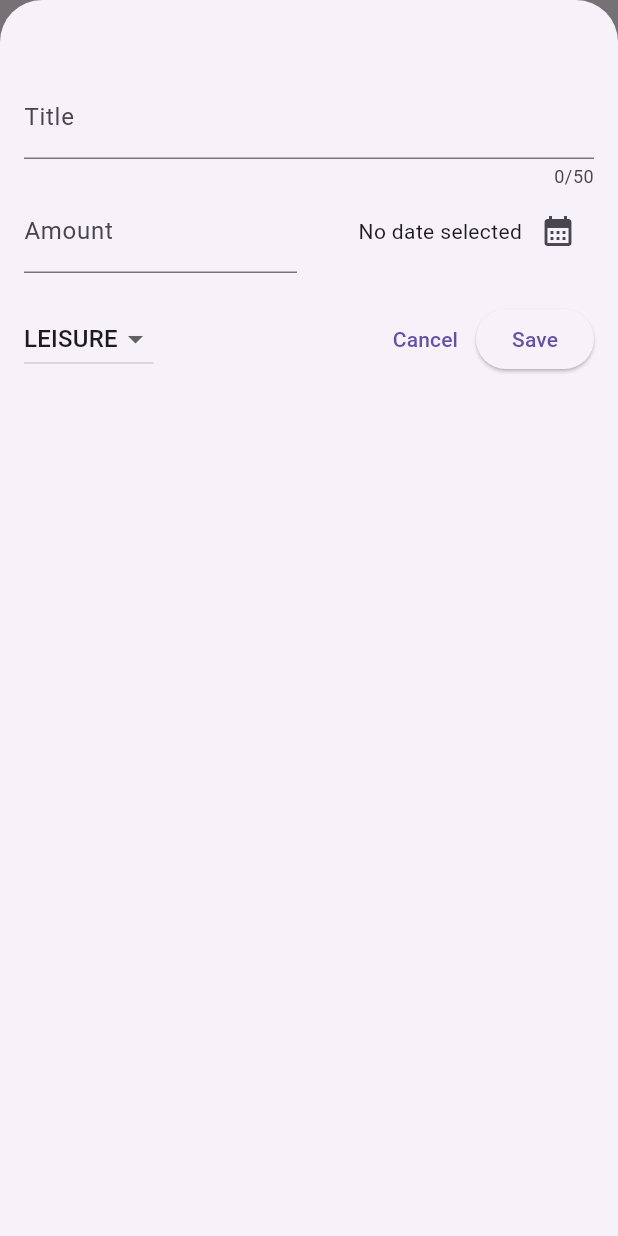
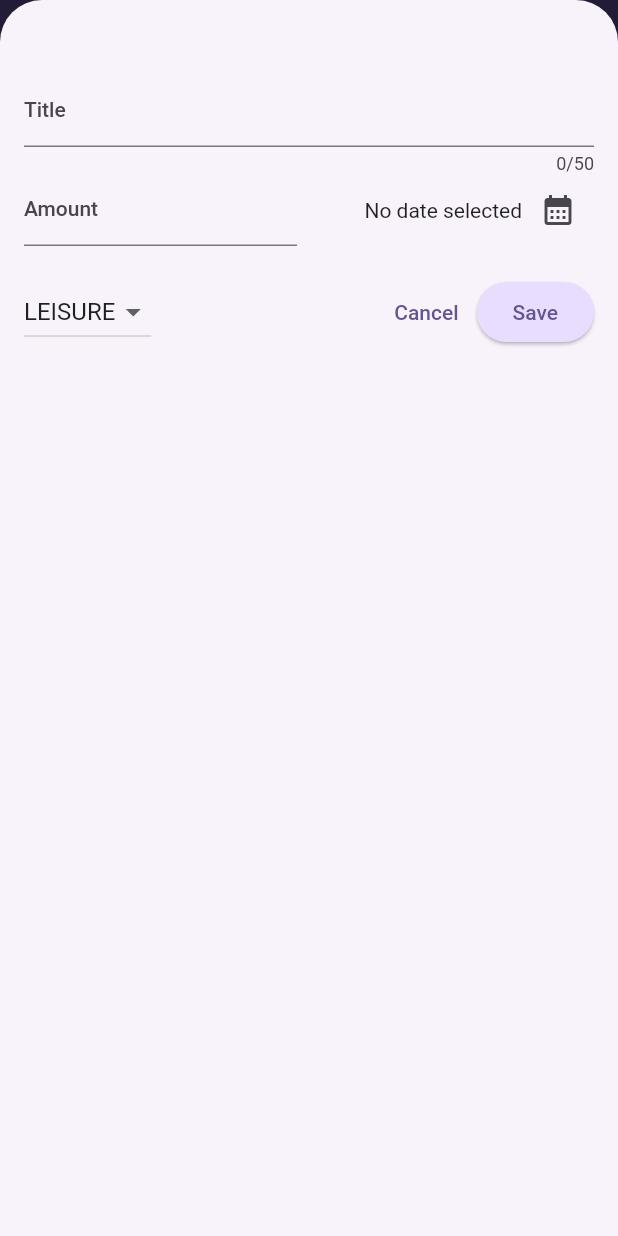
Before and after one commit to hamza5999/Expense-Tracker, a Flutter app: the screen it shows after launch, after a tap on the "add" icon, on a phone screen of 412 x 824 dp. Run offline on Flutter 3.47's test engine with Material 2 defaults, Android fonts, the phone set to English and light mode, and no system bars.

Commit message:
Add some styling using the Theme properties of Flutter

```diff
--- a/lib/main.dart
+++ b/lib/main.dart
@@ -1,11 +1,50 @@
 import 'package:expense_tracker/widgets/expenses.dart';
 import 'package:flutter/material.dart';
 
+// Its a convention to start the global variable names with "k", especially the
+// variables representing color schemes
+
+var kColorScheme = ColorScheme.fromSeed(
+  // fromSeed() is used to set the base color. Different variants of it will be
+  // used later
+
+  seedColor: const Color.fromARGB(255, 96, 59, 181),
+);
 
 void main() {
   runApp(
     MaterialApp(
-      theme: ThemeData(useMaterial3: true),
+      theme: ThemeData().copyWith(
+        useMaterial3: true,
+        colorScheme: kColorScheme,
+        appBarTheme: const AppBarTheme().copyWith(
+          centerTitle: false,
+          // Referencing the base color "kColorScheme" to use different
+          // variants of it
+
+          backgroundColor: kColorScheme.onPrimaryContainer,
+          foregroundColor: kColorScheme.primaryContainer,
+        ),
+        cardTheme: const CardTheme().copyWith(
+          color: kColorScheme.secondaryContainer,
+          margin: const EdgeInsets.symmetric(
+            horizontal: 16,
+            vertical: 5,
+          ),
+        ),
+
+        // Using copyWith() to apply some default stylings and to customize
+        // the theme and to override some selective styles else it we have to use
+        // all style properties
+
+        elevatedButtonTheme: ElevatedButtonThemeData(
+          style: ElevatedButton.styleFrom(
+            backgroundColor: kColorScheme.primaryContainer,
+          ),
+        ),
+        // There is no copyWith() for the elevated button theme that's why using
+        // the styleFrom()
+      ),
       home: const Expenses(),
     ),
   );
```
Also changed, not shown: 2 other files.
